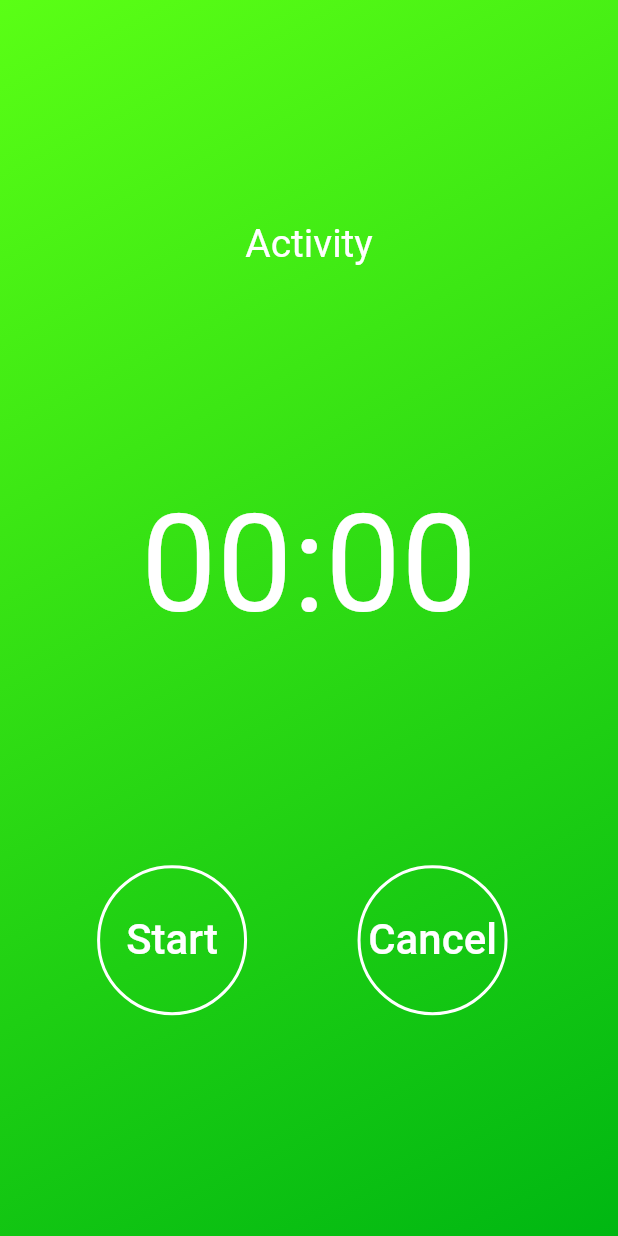
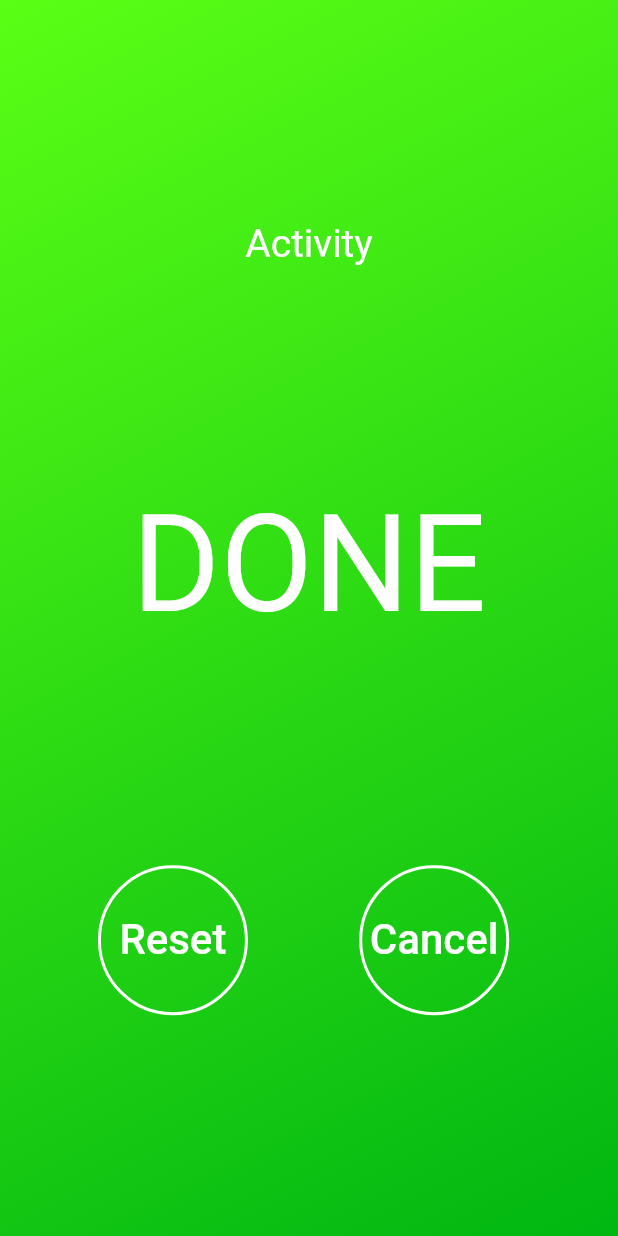
Before and after one commit to pduebel/interval-timer-app, a Flutter app: the screen it shows after launch, after a tap on "GO", on a phone screen of 412 x 824 dp. Run offline on Flutter 3.47's test engine with Material 2 defaults, Android fonts, the phone set to English and light mode, and no system bars; our stand-ins replace numberpicker.

Commit message:
reorganise files

```diff
--- a/lib/main.dart
+++ b/lib/main.dart
@@ -1,15 +1,15 @@
-import 'options_page.dart';
+import 'pages/options_page.dart';
 
 import 'package:flutter/material.dart';
 
-void main() => runApp(MyApp());
+void main() => runApp(const MyApp());
 
 class MyApp extends StatelessWidget {
   const MyApp({Key? key}) : super(key: key);
 
   @override
   Widget build(BuildContext context) {
-    return MaterialApp(
+    return const MaterialApp(
       home: OptionsPage(),
     );
   }
--- a/lib/options_page.dart
+++ b/lib/pages/options_page.dart
@@ -1,10 +1,11 @@
 import 'package:flutter/material.dart';
 
-import 'time_picker.dart';
-import 'round_picker.dart';
+import '../widgets/time_picker.dart';
+import '../widgets/round_picker.dart';
 import 'timer_page.dart';
-import 'round_button.dart';
+import '../widgets/round_button.dart';
 
+// Page for user to choose activity/rest time and number of rounds
 class OptionsPage extends StatefulWidget {
   const OptionsPage({Key? key}) : super(key: key);
 
@@ -58,7 +59,7 @@ class _OptionsPageState extends State<OptionsPage> {
           mainAxisAlignment: MainAxisAlignment.spaceEvenly,
           crossAxisAlignment: CrossAxisAlignment.center,
           children: <Widget>[
-            Text('Interval Timer',
+            const Text('Interval Timer',
                 style: TextStyle(
                   color: Colors.white,
                   fontSize: 24,
--- a/lib/timer_page.dart
+++ b/lib/pages/timer_page.dart
@@ -2,14 +2,15 @@ import 'dart:async';
 
 import 'package:flutter/material.dart';
 
-import 'round_button.dart';
+import '../widgets/round_button.dart';
 
+// Page that displays timer countdown
 class TimerPage extends StatefulWidget {
   final int activityTime;
   final int restTime;
   final int rounds;
 
-  TimerPage(
+  const TimerPage(
       {Key? key,
       required this.activityTime,
       required this.restTime,
@@ -28,16 +29,20 @@ class _TimerPageState extends State<TimerPage> {
   bool _timing = false;
 
   void _startCountDown() {
+    // Countdown while switching between activity and rest time for
+    // set number of rounds
     setState(() {
       _timing = true;
     });
-    _timer = Timer.periodic(Duration(seconds: 1), (timer) {
+    _timer = Timer.periodic(const Duration(seconds: 1), (timer) {
       if (_timeLeft > 0) {
         setState(() {
           _timeLeft--;
         });
       } else {
+        setState(() {
           _roundsCompleted += 0.5;
+        });
         if (_currentPeriod == 'Activity' && _roundsCompleted < widget.rounds) {
           setState(() {
             _timeLeft = widget.restTime;
@@ -63,6 +68,15 @@ class _TimerPageState extends State<TimerPage> {
     });
   }
 
+  void _resetCountDown() {
+    setState(() {
+      _timeLeft = widget.activityTime;
+      _currentPeriod = 'Activity';
+      _roundsCompleted = 0.0;
+      _timing = false;
+    });
+  }
+
   @override
   Widget build(BuildContext context) {
     return Container(
@@ -71,8 +85,8 @@ class _TimerPageState extends State<TimerPage> {
             begin: Alignment.topLeft,
             end: Alignment.bottomRight,
             colors: _currentPeriod == 'Activity'
-                ? <Color>[Color(0xff5aff15), Color(0xff00b712)]
-                : <Color>[Color(0xfffbd72b), Color(0xfff9484a)]),
+                ? const <Color>[Color(0xff5aff15), Color(0xff00b712)]
+                : const <Color>[Color(0xfffbd72b), Color(0xfff9484a)]),
       ),
       child: Scaffold(
         backgroundColor: Colors.transparent,
@@ -81,19 +95,30 @@ class _TimerPageState extends State<TimerPage> {
             mainAxisAlignment: MainAxisAlignment.spaceEvenly,
             children: <Widget>[
               Text(_currentPeriod,
-                  style: TextStyle(color: Colors.white, fontSize: 26)),
-              Text(
+                  style: const TextStyle(color: Colors.white, fontSize: 26)),
+              (_timeLeft == 0) && (_roundsCompleted == widget.rounds)
+                  ? const Text('DONE',
+                      style: TextStyle(
+                        color: Colors.white,
+                        fontSize: 90,
+                      ))
+                  : Text(
                       '${(_timeLeft ~/ 60)}'.padLeft(2, '0') +
                           ':' +
                           '${_timeLeft % 60}'.padLeft(2, '0'),
-                  style: TextStyle(
+                      style: const TextStyle(
                         color: Colors.white,
                         fontSize: 90,
                       )),
               Row(
                 mainAxisAlignment: MainAxisAlignment.spaceEvenly,
                 children: <Widget>[
-                  _timing
+                  (_timeLeft == 0) && (_roundsCompleted == widget.rounds)
+                      ? RoundButton(
+                          text: 'Reset',
+                          onPressedCallBack: _resetCountDown,
+                        )
+                      : _timing
                           ? RoundButton(
                               text: 'Pause',
                               onPressedCallBack: _pauseCountDown,
--- a/lib/round_button.dart
+++ b/lib/widgets/round_button.dart
@@ -1,5 +1,6 @@
 import 'package:flutter/material.dart';
 
+// Round outline button
 class RoundButton extends StatelessWidget {
   final String text;
   final VoidCallback onPressedCallBack;
@@ -14,16 +15,16 @@ class RoundButton extends StatelessWidget {
   Widget build(BuildContext context) {
     return OutlinedButton(
       style: OutlinedButton.styleFrom(
-        minimumSize: Size(100, 100),
-        side: BorderSide(
+        minimumSize: const Size(100, 100),
+        side: const BorderSide(
           color: Colors.white,
           width: 2,
         ),
-        shape: CircleBorder(),
+        shape: const CircleBorder(),
       ),
       child: Text(
         text,
-        style: TextStyle(
+        style: const TextStyle(
           color: Colors.white,
           fontSize: 28,
         ),
--- a/lib/round_picker.dart
+++ b/lib/widgets/round_picker.dart
@@ -1,5 +1,6 @@
 import 'package:flutter/material.dart';
 
+// Widget to pick number of rounds
 class RoundPicker extends StatelessWidget {
   final int rounds;
   final Function onPressedCallBack;
--- a/lib/time_picker.dart
+++ b/lib/widgets/time_picker.dart
@@ -1,6 +1,7 @@
 import 'package:flutter/material.dart';
 import 'package:numberpicker/numberpicker.dart';
 
+// Select time in minutes and seconds
 class TimePicker extends StatelessWidget {
   final String title;
   final int minutes;
@@ -21,22 +22,22 @@ class TimePicker extends StatelessWidget {
       children: <Widget>[
         Text(
           title,
-          style: TextStyle(
+          style: const TextStyle(
             fontSize: 16,
             color: Colors.white,
           ),
         ),
         Container(
-          margin: EdgeInsets.all(10),
-          padding: EdgeInsets.only(
+          margin: const EdgeInsets.all(10),
+          padding: const EdgeInsets.only(
             right: 15,
             top: 15,
             bottom: 15,
           ),
           decoration: BoxDecoration(
             color: Colors.white,
-            borderRadius: BorderRadius.all(Radius.circular(20)),
-            gradient: LinearGradient(
+            borderRadius: const BorderRadius.all(Radius.circular(20)),
+            gradient: const LinearGradient(
               begin: Alignment.topLeft,
               end: Alignment.bottomRight,
               colors: <Color>[Colors.white, Color(0xfffcfcfc)],
@@ -46,7 +47,7 @@ class TimePicker extends StatelessWidget {
                 color: Colors.black.withOpacity(0.1),
                 spreadRadius: 1,
                 blurRadius: 3,
-                offset: Offset(1, 2), // changes position of shadow
+                offset: const Offset(1, 2),
               ),
             ],
           ),
@@ -62,7 +63,7 @@ class TimePicker extends StatelessWidget {
                     minValue: 0,
                     maxValue: 120,
                     value: minutes,
-                    textStyle: TextStyle(color: Colors.grey),
+                    textStyle: const TextStyle(color: Colors.grey),
                     onChanged: (value) => onChangeCallBack(value, 'm'),
                   ),
                   const Text('min'),
@@ -72,7 +73,7 @@ class TimePicker extends StatelessWidget {
                     minValue: 0,
                     maxValue: 59,
                     value: seconds,
-                    textStyle: TextStyle(color: Colors.grey),
+                    textStyle: const TextStyle(color: Colors.grey),
                     onChanged: (value) => onChangeCallBack(value, 's'),
                   ),
                   const Text('sec'),
```
Lines whose indentation alone changed are shown as unchanged.
